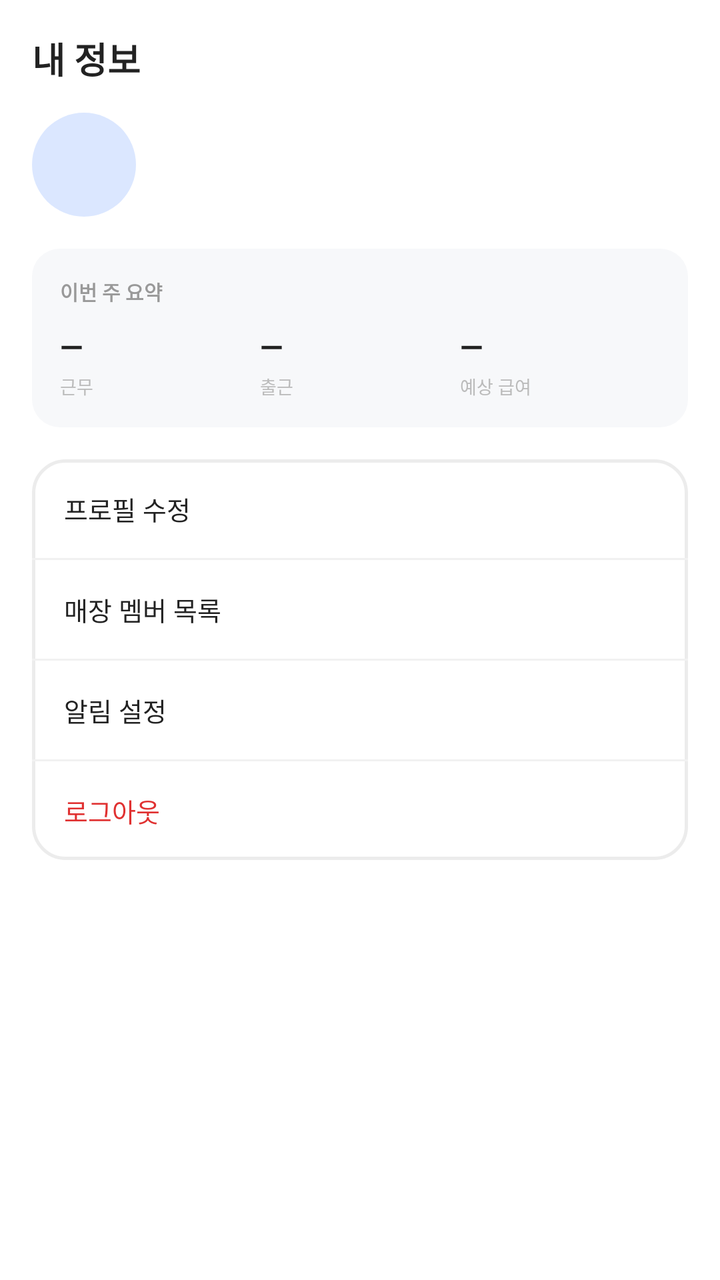
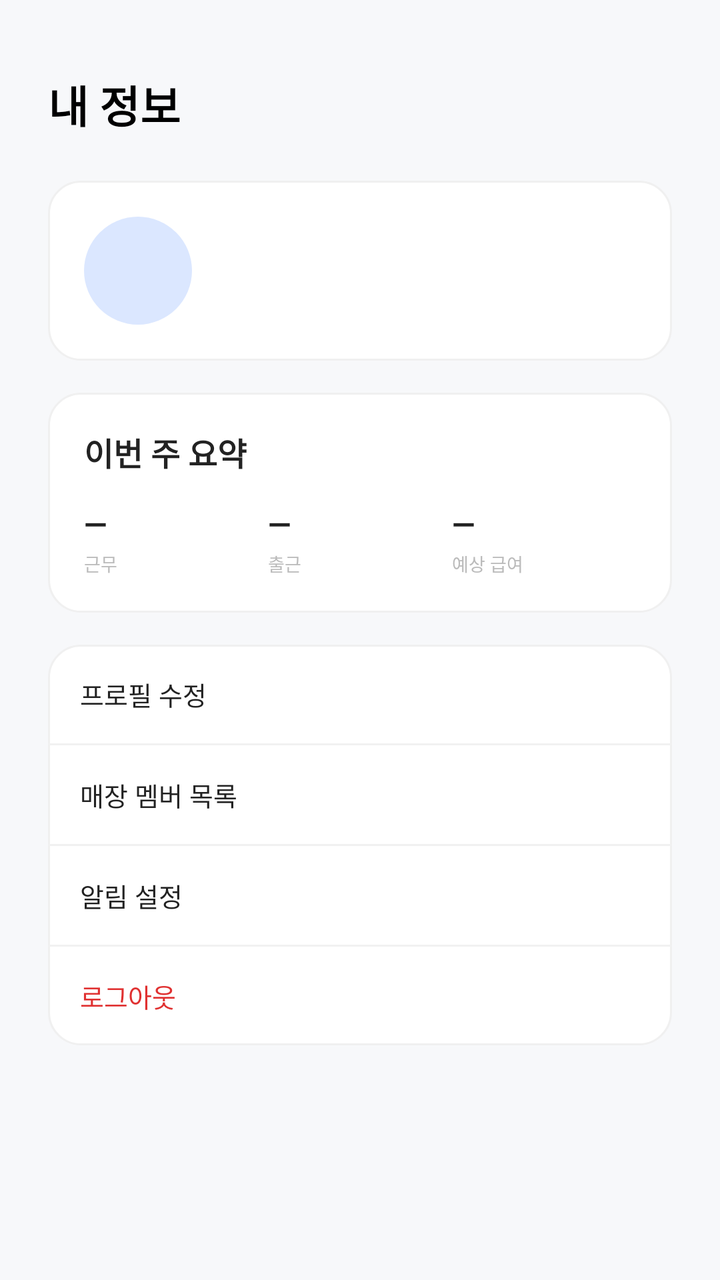

Screens rendered from an Android XML layout before and after an edit, with the pre-edit source and the edit as a unified diff.
<!-- AndroidManifest.xml: application theme Theme.PTManagerEmployee -->
<!-- res/layout/fragment_my.xml -->
<?xml version="1.0" encoding="utf-8"?>
<androidx.core.widget.NestedScrollView xmlns:android="http://schemas.android.com/apk/res/android"
    android:layout_width="match_parent"
    android:layout_height="match_parent"
    android:background="@color/white"
    android:fillViewport="true">

    <LinearLayout
        android:layout_width="match_parent"
        android:layout_height="wrap_content"
        android:orientation="vertical"
        android:paddingHorizontal="16dp"
        android:paddingTop="16dp"
        android:paddingBottom="24dp">

        <TextView
            android:layout_width="wrap_content"
            android:layout_height="wrap_content"
            android:text="내 정보"
            android:textColor="@color/text_primary"
            android:textSize="18sp"
            android:textStyle="bold" />

        
        <LinearLayout
            android:layout_width="match_parent"
            android:layout_height="wrap_content"
            android:layout_marginTop="14dp"
            android:orientation="horizontal"
            android:gravity="center_vertical">

            <View
                android:layout_width="52dp"
                android:layout_height="52dp"
                android:background="@drawable/bg_circle_blue" />

            <LinearLayout
                android:layout_width="0dp"
                android:layout_height="wrap_content"
                android:layout_weight="1"
                android:layout_marginStart="14dp"
                android:orientation="vertical">

                <TextView
                    android:id="@+id/tv_my_name"
                    android:layout_width="wrap_content"
                    android:layout_height="wrap_content"
                    android:text=""
                    android:textColor="@color/text_primary"
                    android:textSize="17sp"
                    android:textStyle="bold" />

                <TextView
                    android:id="@+id/tv_my_sub"
                    android:layout_width="wrap_content"
                    android:layout_height="wrap_content"
                    android:layout_marginTop="3dp"
                    android:text=""
                    android:textColor="@color/text_tertiary"
                    android:textSize="12sp" />
            </LinearLayout>
        </LinearLayout>

        
        <LinearLayout
            android:layout_width="match_parent"
            android:layout_height="wrap_content"
            android:layout_marginTop="16dp"
            android:orientation="vertical"
            android:background="@drawable/bg_soft_gray"
            android:padding="14dp">

            <TextView
                android:layout_width="wrap_content"
                android:layout_height="wrap_content"
                android:text="이번 주 요약"
                android:textColor="@color/text_tertiary"
                android:textSize="10sp"
                android:textStyle="bold" />

            <LinearLayout
                android:layout_width="match_parent"
                android:layout_height="wrap_content"
                android:layout_marginTop="10dp"
                android:orientation="horizontal"
                android:baselineAligned="false">

                <LinearLayout style="@style/SummaryCol">
                    <TextView android:id="@+id/tv_sum_shifts" style="@style/SummaryNum" android:text="—" />
                    <TextView style="@style/SummaryLabel" android:text="근무" />
                </LinearLayout>

                <LinearLayout style="@style/SummaryCol">
                    <TextView android:id="@+id/tv_sum_checkin" style="@style/SummaryNum" android:text="—" />
                    <TextView style="@style/SummaryLabel" android:text="출근" />
                </LinearLayout>

                <LinearLayout style="@style/SummaryCol">
                    <TextView android:id="@+id/tv_sum_pay" style="@style/SummaryNum" android:text="—" />
                    <TextView style="@style/SummaryLabel" android:text="예상 급여" />
                </LinearLayout>
            </LinearLayout>
        </LinearLayout>

        
        <LinearLayout
            android:layout_width="match_parent"
            android:layout_height="wrap_content"
            android:layout_marginTop="16dp"
            android:orientation="vertical"
            android:background="@drawable/bg_card"
            android:divider="@drawable/divider_line"
            android:showDividers="middle">

            <TextView android:id="@+id/row_profile" style="@style/MenuRow" android:text="프로필 수정" />
            <TextView android:id="@+id/row_members" style="@style/MenuRow" android:text="매장 멤버 목록" />
            <TextView android:id="@+id/row_noti" style="@style/MenuRow" android:text="알림 설정" />
            <TextView android:id="@+id/row_logout" style="@style/MenuRow" android:text="로그아웃" android:textColor="@color/accent_red" />
        </LinearLayout>
    </LinearLayout>
</androidx.core.widget.NestedScrollView>
<!-- resources referenced by this layout -->
<resources>
  <color name="accent_red">#E03131</color>
  <color name="text_primary">#222222</color>
  <color name="text_tertiary">#999999</color>
  <color name="white">#FFFFFFFF</color>
  <!-- drawable bg_card (drawable) -->
  <?xml version="1.0" encoding="utf-8"?>
  <shape xmlns:android="http://schemas.android.com/apk/res/android" android:shape="rectangle">
      <solid android:color="@color/white" />
      <corners android:radius="16dp" />
      <stroke android:width="1.5dp" android:color="@color/border" />
  </shape>
  <!-- drawable bg_circle_blue (drawable) -->
  <?xml version="1.0" encoding="utf-8"?>
  <shape xmlns:android="http://schemas.android.com/apk/res/android" android:shape="oval">
      <solid android:color="@color/brand_blue_chip" />
  </shape>
  <!-- drawable bg_soft_gray (drawable) -->
  <?xml version="1.0" encoding="utf-8"?>
  <shape xmlns:android="http://schemas.android.com/apk/res/android" android:shape="rectangle">
      <solid android:color="@color/surface_gray" />
      <corners android:radius="14dp" />
  </shape>
  <!-- drawable divider_line (drawable) -->
  <?xml version="1.0" encoding="utf-8"?>
  <shape xmlns:android="http://schemas.android.com/apk/res/android" android:shape="rectangle">
      <size android:height="1dp" />
      <solid android:color="@color/divider" />
  </shape>
  <style name="MenuRow">
          <item name="android:layout_width">match_parent</item>
          <item name="android:layout_height">wrap_content</item>
          <item name="android:textColor">@color/text_primary</item>
          <item name="android:textSize">13sp</item>
          <item name="android:paddingHorizontal">16dp</item>
          <item name="android:paddingVertical">15dp</item>
          <item name="android:background">?attr/selectableItemBackground</item>
      </style>
  <style name="SummaryCol">
          <item name="android:layout_width">0dp</item>
          <item name="android:layout_height">wrap_content</item>
          <item name="android:layout_weight">1</item>
          <item name="android:orientation">vertical</item>
      </style>
  <style name="SummaryLabel">
          <item name="android:layout_width">wrap_content</item>
          <item name="android:layout_height">wrap_content</item>
          <item name="android:layout_marginTop">3dp</item>
          <item name="android:textColor">@color/text_hint</item>
          <item name="android:textSize">9sp</item>
      </style>
  <style name="SummaryNum">
          <item name="android:layout_width">wrap_content</item>
          <item name="android:layout_height">wrap_content</item>
          <item name="android:textColor">@color/text_primary</item>
          <item name="android:textSize">15sp</item>
          <item name="android:textStyle">bold</item>
      </style>
  <style name="Theme.PTManagerEmployee" parent="Base.Theme.PTManagerEmployee" />
  <color name="border">#ECECEC</color>
  <color name="brand_blue_chip">#DBE7FF</color>
  <color name="surface_gray">#F7F8FA</color>
  <color name="divider">#F1F1F1</color>
  <color name="text_hint">#BBBBBB</color>
  <style name="Base.Theme.PTManagerEmployee" parent="Theme.Material3.Light.NoActionBar">
          <item name="colorPrimary">@color/brand_blue</item>
          <item name="colorOnPrimary">@color/white</item>
          
          <item name="colorSecondaryContainer">@color/brand_blue_chip</item>
          <item name="colorOnSecondaryContainer">@color/brand_blue</item>
          <item name="colorSurface">@color/white</item>
          <item name="colorOnSurface">@color/text_primary</item>
          <item name="android:colorBackground">@color/white</item>
          <item name="android:statusBarColor">@color/white</item>
          <item name="android:navigationBarColor">@color/white</item>
          <item name="android:windowLightStatusBar">true</item>
          <item name="android:windowLightNavigationBar" tools:targetApi="o_mr1">true</item>
      </style>
  <color name="brand_blue">#3182F6</color>
</resources>

<!-- the commit's change to res/layout/fragment_my.xml (unified diff, before → after) -->
@@ -1,44 +1,47 @@
 <?xml version="1.0" encoding="utf-8"?>
 <androidx.core.widget.NestedScrollView xmlns:android="http://schemas.android.com/apk/res/android"
+    xmlns:tools="http://schemas.android.com/tools"
     android:layout_width="match_parent"
     android:layout_height="match_parent"
-    android:background="@color/white"
-    android:fillViewport="true">
+    android:background="@color/surface_gray"
+    android:fillViewport="true"
+    tools:ignore="HardcodedText">
 
     <LinearLayout
         android:layout_width="match_parent"
         android:layout_height="wrap_content"
         android:orientation="vertical"
-        android:paddingHorizontal="16dp"
-        android:paddingTop="16dp"
-        android:paddingBottom="24dp">
+        android:paddingHorizontal="24dp"
+        android:paddingTop="36dp"
+        android:paddingBottom="28dp">
 
         <TextView
             android:layout_width="wrap_content"
             android:layout_height="wrap_content"
             android:text="내 정보"
-            android:textColor="@color/text_primary"
-            android:textSize="18sp"
+            android:textColor="@color/black"
+            android:textSize="22sp"
             android:textStyle="bold" />
 
-        
         <LinearLayout
             android:layout_width="match_parent"
             android:layout_height="wrap_content"
-            android:layout_marginTop="14dp"
+            android:layout_marginTop="22dp"
+            android:background="@drawable/bg_home_news_card"
+            android:gravity="center_vertical"
             android:orientation="horizontal"
-            android:gravity="center_vertical">
+            android:padding="18dp">
 
             <View
-                android:layout_width="52dp"
-                android:layout_height="52dp"
+                android:layout_width="54dp"
+                android:layout_height="54dp"
                 android:background="@drawable/bg_circle_blue" />
 
             <LinearLayout
                 android:layout_width="0dp"
                 android:layout_height="wrap_content"
+                android:layout_marginStart="14dp"
                 android:layout_weight="1"
-                android:layout_marginStart="14dp"
                 android:orientation="vertical">
 
                 <TextView
@@ -47,75 +50,101 @@
                     android:layout_height="wrap_content"
                     android:text=""
                     android:textColor="@color/text_primary"
-                    android:textSize="17sp"
+                    android:textSize="19sp"
                     android:textStyle="bold" />
 
                 <TextView
                     android:id="@+id/tv_my_sub"
                     android:layout_width="wrap_content"
                     android:layout_height="wrap_content"
-                    android:layout_marginTop="3dp"
+                    android:layout_marginTop="5dp"
                     android:text=""
                     android:textColor="@color/text_tertiary"
-                    android:textSize="12sp" />
+                    android:textSize="13sp" />
             </LinearLayout>
         </LinearLayout>
 
-        
         <LinearLayout
             android:layout_width="match_parent"
             android:layout_height="wrap_content"
             android:layout_marginTop="16dp"
+            android:background="@drawable/bg_home_news_card"
             android:orientation="vertical"
-            android:background="@drawable/bg_soft_gray"
-            android:padding="14dp">
+            android:padding="18dp">
 
             <TextView
                 android:layout_width="wrap_content"
                 android:layout_height="wrap_content"
                 android:text="이번 주 요약"
-                android:textColor="@color/text_tertiary"
-                android:textSize="10sp"
+                android:textColor="@color/text_primary"
+                android:textSize="16sp"
                 android:textStyle="bold" />
 
             <LinearLayout
                 android:layout_width="match_parent"
                 android:layout_height="wrap_content"
-                android:layout_marginTop="10dp"
-                android:orientation="horizontal"
-                android:baselineAligned="false">
+                android:layout_marginTop="14dp"
+                android:baselineAligned="false"
+                android:orientation="horizontal">
 
                 <LinearLayout style="@style/SummaryCol">
-                    <TextView android:id="@+id/tv_sum_shifts" style="@style/SummaryNum" android:text="—" />
-                    <TextView style="@style/SummaryLabel" android:text="근무" />
+                    <TextView
+                        android:id="@+id/tv_sum_shifts"
+                        style="@style/SummaryNum"
+                        android:text="—" />
+                    <TextView
+                        style="@style/SummaryLabel"
+                        android:text="근무" />
                 </LinearLayout>
 
                 <LinearLayout style="@style/SummaryCol">
-                    <TextView android:id="@+id/tv_sum_checkin" style="@style/SummaryNum" android:text="—" />
-                    <TextView style="@style/SummaryLabel" android:text="출근" />
+                    <TextView
+                        android:id="@+id/tv_sum_checkin"
+                        style="@style/SummaryNum"
+                        android:text="—" />
+                    <TextView
+                        style="@style/SummaryLabel"
+                        android:text="출근" />
                 </LinearLayout>
 
                 <LinearLayout style="@style/SummaryCol">
-                    <TextView android:id="@+id/tv_sum_pay" style="@style/SummaryNum" android:text="—" />
-                    <TextView style="@style/SummaryLabel" android:text="예상 급여" />
+                    <TextView
+                        android:id="@+id/tv_sum_pay"
+                        style="@style/SummaryNum"
+                        android:text="—" />
+                    <TextView
+                        style="@style/SummaryLabel"
+                        android:text="예상 급여" />
                 </LinearLayout>
             </LinearLayout>
         </LinearLayout>
 
-        
         <LinearLayout
             android:layout_width="match_parent"
             android:layout_height="wrap_content"
             android:layout_marginTop="16dp"
+            android:background="@drawable/bg_home_news_card"
+            android:divider="@drawable/divider_line"
             android:orientation="vertical"
-            android:background="@drawable/bg_card"
-            android:divider="@drawable/divider_line"
             android:showDividers="middle">
 
-            <TextView android:id="@+id/row_profile" style="@style/MenuRow" android:text="프로필 수정" />
-            <TextView android:id="@+id/row_members" style="@style/MenuRow" android:text="매장 멤버 목록" />
-            <TextView android:id="@+id/row_noti" style="@style/MenuRow" android:text="알림 설정" />
-            <TextView android:id="@+id/row_logout" style="@style/MenuRow" android:text="로그아웃" android:textColor="@color/accent_red" />
+            <TextView
+                android:id="@+id/row_profile"
+                style="@style/MenuRow"
+                android:text="프로필 수정" />
+            <TextView
+                android:id="@+id/row_members"
+                style="@style/MenuRow"
+                android:text="매장 멤버 목록" />
+            <TextView
+                android:id="@+id/row_noti"
+                style="@style/MenuRow"
+                android:text="알림 설정" />
+            <TextView
+                android:id="@+id/row_logout"
+                style="@style/MenuRow"
+                android:text="로그아웃"
+                android:textColor="@color/accent_red" />
         </LinearLayout>
     </LinearLayout>
 </androidx.core.widget.NestedScrollView>
<!-- resource entries referenced after the edit -->
@@ -1,26 +1,22 @@
 <!-- resources referenced by this layout -->
 <resources>
   <color name="accent_red">#E03131</color>
+  <color name="black">#FF000000</color>
   <color name="text_primary">#222222</color>
   <color name="text_tertiary">#999999</color>
   <color name="white">#FFFFFFFF</color>
-  <!-- drawable bg_card (drawable) -->
-  <?xml version="1.0" encoding="utf-8"?>
-  <shape xmlns:android="http://schemas.android.com/apk/res/android" android:shape="rectangle">
-      <solid android:color="@color/white" />
-      <corners android:radius="16dp" />
-      <stroke android:width="1.5dp" android:color="@color/border" />
-  </shape>
+  <color name="border_light">#F0F0F0</color>
   <!-- drawable bg_circle_blue (drawable) -->
   <?xml version="1.0" encoding="utf-8"?>
   <shape xmlns:android="http://schemas.android.com/apk/res/android" android:shape="oval">
       <solid android:color="@color/brand_blue_chip" />
   </shape>
-  <!-- drawable bg_soft_gray (drawable) -->
+  <!-- drawable bg_home_news_card (drawable) -->
   <?xml version="1.0" encoding="utf-8"?>
   <shape xmlns:android="http://schemas.android.com/apk/res/android" android:shape="rectangle">
-      <solid android:color="@color/surface_gray" />
-      <corners android:radius="14dp" />
+      <solid android:color="@color/white" />
+      <corners android:radius="16dp" />
+      <stroke android:width="1dp" android:color="@color/border_light" />
   </shape>
   <!-- drawable divider_line (drawable) -->
   <?xml version="1.0" encoding="utf-8"?>
@@ -58,7 +54,6 @@
           <item name="android:textStyle">bold</item>
       </style>
   <style name="Theme.PTManagerEmployee" parent="Base.Theme.PTManagerEmployee" />
-  <color name="border">#ECECEC</color>
   <color name="brand_blue_chip">#DBE7FF</color>
   <color name="surface_gray">#F7F8FA</color>
   <color name="divider">#F1F1F1</color>
